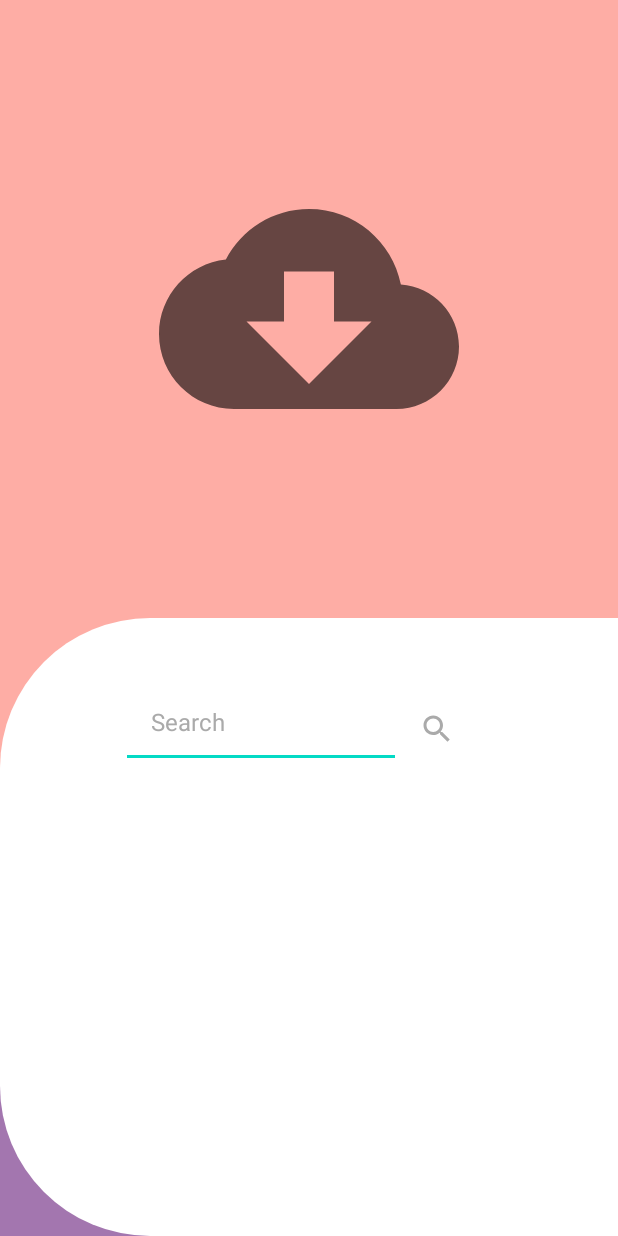
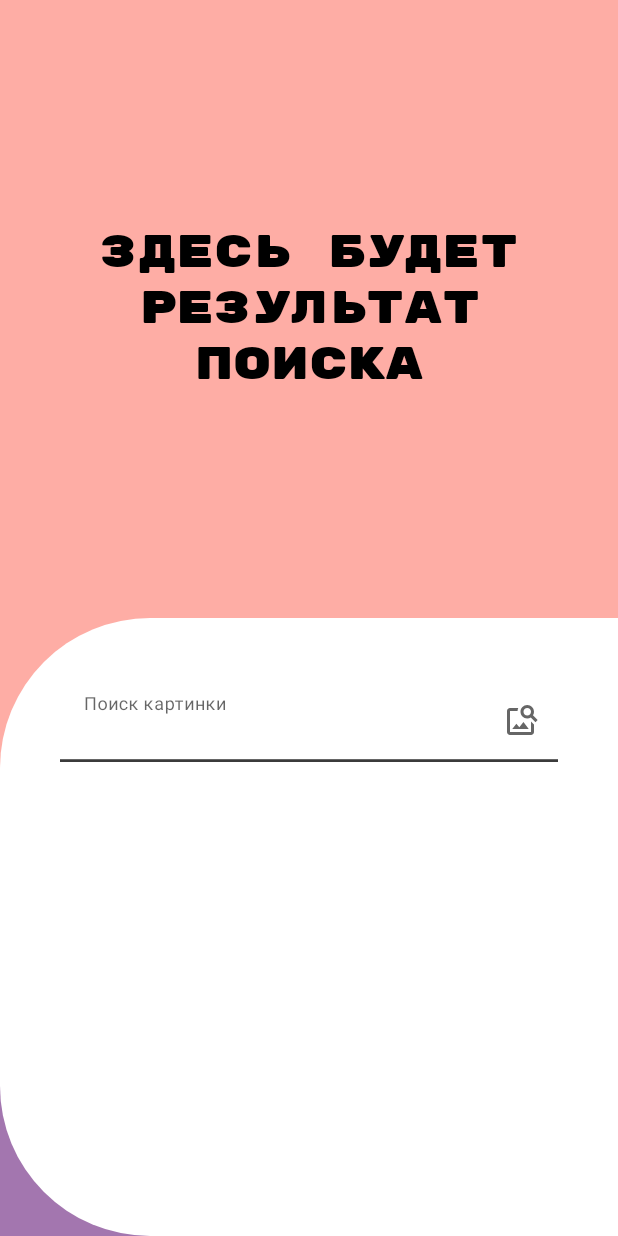
Before and after one commit to MaximOksiuta/MaxApp, an Android app: the PictureSearchActivity screen opened directly, with no data from a screen before it, on a phone screen of 412 x 824 dp. Run offline under Robolectric (Android 15) with nearby library versions, the phone set to English and light mode, and no system bars; pictures from the network do not load.

```diff
--- a/app/src/main/java/com/example/myapplication/MainActivity.kt
+++ b/app/src/main/java/com/example/myapplication/MainActivity.kt
@@ -75,7 +75,7 @@ class MainActivity : AppCompatActivity() {
 
     private fun checkEmail(email: String): Boolean{
         return if (email.isNotBlank() && email.count { ch -> ch == '@'} == 1 &&
-            email.substringBefore('@').substringBefore('+').trimMargin(".").length >= 2 &&
+            email.substringBefore('@').substringBefore('+').replace(".", "").length >= 2 &&
             email.substringAfter('@').count{ch -> ch == '.'} == 1 &&
             email.substringAfter('@').substringBefore('.').isNotBlank() &&
             email.substringAfterLast('.').isNotBlank()){
--- a/app/src/main/java/com/example/myapplication/PictureSearchActivity.kt
+++ b/app/src/main/java/com/example/myapplication/PictureSearchActivity.kt
@@ -1,34 +1,80 @@
 package com.example.myapplication
 
+import android.app.DownloadManager
+import android.graphics.drawable.Drawable
 import androidx.appcompat.app.AppCompatActivity
 import android.os.Bundle
 import android.view.View
+import android.view.inputmethod.EditorInfo
 import android.widget.EditText
 import android.widget.ImageButton
 import android.widget.ImageView
 import com.bumptech.glide.Glide
+import com.bumptech.glide.load.DataSource
 import com.bumptech.glide.load.engine.DiskCacheStrategy
+import com.bumptech.glide.load.engine.GlideException
+import com.bumptech.glide.request.RequestListener
+import com.bumptech.glide.request.target.Target
+import com.example.myapplication.databinding.ActivityMainBinding
+import com.example.myapplication.databinding.ActivityPictureSearchBinding
 
 class PictureSearchActivity : AppCompatActivity() {
-    private lateinit var etSearchRequest: EditText
-    private lateinit var searchButton: ImageButton
-    private lateinit var imageView: ImageView
+    private lateinit var binding: ActivityPictureSearchBinding
+
     override fun onCreate(savedInstanceState: Bundle?) {
         super.onCreate(savedInstanceState)
-        setContentView(R.layout.activity_picture_search)
-        etSearchRequest = findViewById(R.id.et_SearchRequest)
-        searchButton = findViewById(R.id.btnSearch)
-        imageView = findViewById(R.id.iv_searchedImage)
-        searchButton.setOnClickListener(View.OnClickListener {
-            var url = "https://source.unsplash.com/random?"
-            url += etSearchRequest.text
+        binding = ActivityPictureSearchBinding.inflate(layoutInflater)
+        setContentView(binding.root)
+        binding.searchInputTextLayout.setEndIconOnClickListener {
+            searchImage(binding.etSearch.text.toString())
+        }
+        binding.etSearch.setOnEditorActionListener { _, actionId, _ ->
+            if (actionId == EditorInfo.IME_ACTION_SEARCH){
+                searchImage(binding.etSearch.text.toString())
+                return@setOnEditorActionListener true
+            }
+            return@setOnEditorActionListener false
+        }
+    }
+
+    private fun searchImage(request: String){
+        var url = "https://source.unsplash.com/random?$request"
+        binding.ivSearchedImage.setImageResource(R.drawable.transparent_background)
+        binding.tvLoadImage.visibility = View.GONE
+        binding.pbLoadImage.visibility = View.VISIBLE
         Glide
             .with(this)
             .load(url)
             .skipMemoryCache(true)
             .diskCacheStrategy(DiskCacheStrategy.NONE)
-                .placeholder(R.drawable.ic_baseline_cloud_download_24)
-                .into(imageView);
+            .placeholder(R.drawable.transparent_background)
+            .addListener(object: RequestListener<Drawable>{
+                override fun onLoadFailed(
+                    e: GlideException?,
+                    model: Any?,
+                    target: Target<Drawable>?,
+                    isFirstResource: Boolean
+                ): Boolean {
+                    binding.ivSearchedImage.setImageResource(R.drawable.transparent_background)
+                    binding.pbLoadImage.visibility = View.GONE
+                    binding.tvLoadImage.text = getString(R.string.load_error)
+                    binding.tvLoadImage.visibility = View.VISIBLE
+                    return false
+                }
+
+                override fun onResourceReady(
+                    resource: Drawable?,
+                    model: Any?,
+                    target: Target<Drawable>?,
+                    dataSource: DataSource?,
+                    isFirstResource: Boolean
+                ): Boolean {
+                    binding.pbLoadImage.visibility = View.GONE
+                    binding.tvLoadImage.visibility = View.GONE
+                    return false
+                }
+
             })
+            .into(binding.ivSearchedImage);
     }
 }
--- /dev/null
+++ b/app/src/main/res/drawable/ic_baseline_image_24.xml
@@ -0,0 +1,10 @@
+<vector xmlns:android="http://schemas.android.com/apk/res/android"
+    android:width="24dp"
+    android:height="24dp"
+    android:viewportWidth="24"
+    android:viewportHeight="24"
+    android:tint="?attr/colorControlNormal">
+  <path
+      android:fillColor="@android:color/white"
+      android:pathData="M21,19V5c0,-1.1 -0.9,-2 -2,-2H5c-1.1,0 -2,0.9 -2,2v14c0,1.1 0.9,2 2,2h14c1.1,0 2,-0.9 2,-2zM8.5,13.5l2.5,3.01L14.5,12l4.5,6H5l3.5,-4.5z"/>
+</vector>
--- /dev/null
+++ b/app/src/main/res/drawable/ic_baseline_image_search_24.xml
@@ -0,0 +1,10 @@
+<vector xmlns:android="http://schemas.android.com/apk/res/android"
+    android:width="24dp"
+    android:height="24dp"
+    android:viewportWidth="24"
+    android:viewportHeight="24"
+    android:tint="?attr/colorControlNormal">
+  <path
+      android:fillColor="@android:color/white"
+      android:pathData="M18,13v7L4,20L4,6h5.02c0.05,-0.71 0.22,-1.38 0.48,-2L4,4c-1.1,0 -2,0.9 -2,2v14c0,1.1 0.9,2 2,2h14c1.1,0 2,-0.9 2,-2v-5l-2,-2zM16.5,18h-11l2.75,-3.53 1.96,2.36 2.75,-3.54zM19.3,8.89c0.44,-0.7 0.7,-1.51 0.7,-2.39C20,4.01 17.99,2 15.5,2S11,4.01 11,6.5s2.01,4.5 4.49,4.5c0.88,0 1.7,-0.26 2.39,-0.7L21,13.42 22.42,12 19.3,8.89zM15.5,9C14.12,9 13,7.88 13,6.5S14.12,4 15.5,4 18,5.12 18,6.5 16.88,9 15.5,9z"/>
+</vector>
--- /dev/null
+++ b/app/src/main/res/drawable/progressbar.xml
@@ -0,0 +1,32 @@
+<?xml version="1.0" encoding="utf-8"?>
+<rotate
+    xmlns:android="http://schemas.android.com/apk/res/android"
+    android:fromDegrees="0"
+    android:pivotX="50%"
+    android:pivotY="50%"
+    android:toDegrees="360">
+
+    <!--shape tag is used to
+        build a shape in XML-->
+    <shape
+        android:innerRadiusRatio="3"
+        android:shape="ring"
+        android:thicknessRatio="8"
+        android:useLevel="false">
+
+        <!--set the size of the shape-->
+        <size
+            android:width="76dip"
+            android:height="76dip" />
+
+        <!--set the color gradients
+            of the shape-->
+        <gradient
+            android:angle="0"
+            android:endColor="#00ffffff"
+            android:startColor="@color/purple_custom"
+            android:type="sweep"
+            android:useLevel="false" />
+    </shape>
+
+</rotate>
--- /dev/null
+++ b/app/src/main/res/drawable/transparent_background.xml
@@ -0,0 +1,4 @@
+<?xml version="1.0" encoding="utf-8"?>
+<shape xmlns:android="http://schemas.android.com/apk/res/android">
+    <solid android:color="@android:color/transparent"/>
+</shape>
--- a/app/src/main/res/layout/activity_picture_search.xml
+++ b/app/src/main/res/layout/activity_picture_search.xml
@@ -67,39 +67,63 @@
         app:layout_constraintEnd_toEndOf="parent"
         app:layout_constraintStart_toStartOf="parent"
         app:layout_constraintTop_toTopOf="@+id/view5"
-        app:srcCompat="@drawable/ic_baseline_cloud_download_24" />
+        app:srcCompat="@drawable/transparent_background" />
 
-    <EditText
-        android:id="@+id/et_SearchRequest"
+    <ProgressBar
+        android:id="@+id/pbLoadImage"
+        style="?android:attr/progressBarStyle"
+        android:layout_width="200dp"
+        android:layout_height="200dp"
+        android:indeterminate="true"
+        android:indeterminateDrawable="@drawable/progressbar"
+        android:visibility="gone"
+        app:layout_constraintBottom_toBottomOf="@+id/iv_searchedImage"
+        app:layout_constraintEnd_toEndOf="@+id/iv_searchedImage"
+        app:layout_constraintStart_toStartOf="@+id/iv_searchedImage"
+        app:layout_constraintTop_toTopOf="@+id/iv_searchedImage" />
+
+    <TextView
+        android:id="@+id/tvLoadImage"
         android:layout_width="wrap_content"
         android:layout_height="wrap_content"
-        android:layout_marginTop="48dp"
-        android:ems="10"
-        android:hint="Search"
-        android:inputType="textPersonName"
-        android:paddingHorizontal="20dp"
-        android:paddingBottom="20dp"
-        android:textColor="@android:color/darker_gray"
-        android:textColorHint="@android:color/darker_gray"
-        android:textSize="16sp"
+        android:text="@string/search_result_here"
+        android:gravity="center"
+        android:maxWidth="300dp"
         android:visibility="visible"
+        android:fontFamily="@font/rubik_mono_one"
+        android:textColor="@color/black"
+        android:textSize="30sp"
+        app:layout_constraintBottom_toBottomOf="@+id/iv_searchedImage"
+        app:layout_constraintEnd_toEndOf="@+id/iv_searchedImage"
+        app:layout_constraintStart_toStartOf="@+id/iv_searchedImage"
+        app:layout_constraintTop_toTopOf="@+id/iv_searchedImage" />
+
+    <com.google.android.material.textfield.TextInputLayout
+        android:id="@+id/searchInputTextLayout"
+        android:layout_width="0dp"
+        android:layout_height="wrap_content"
+        android:layout_marginStart="40dp"
+        android:layout_marginTop="40dp"
+        android:layout_marginEnd="40dp"
+        android:textColorHint="@color/textInputHintColor"
+        app:boxBackgroundColor="@color/white"
+        app:boxStrokeColor="@color/textInputHintColor"
+        app:endIconDrawable="@drawable/ic_baseline_image_search_24"
+        app:endIconMode="custom"
+        app:endIconTint="@color/textInputHintColor"
+        app:hintTextColor="@color/textInputHintColor"
         app:layout_constraintEnd_toEndOf="parent"
-        app:layout_constraintHorizontal_bias="0.357"
         app:layout_constraintStart_toStartOf="parent"
-        app:layout_constraintTop_toTopOf="@+id/guideline4" />
+        app:layout_constraintTop_toTopOf="@+id/guideline4">
 
-    <ImageButton
-        android:id="@+id/btnSearch"
-        android:layout_width="wrap_content"
-        android:layout_height="0dp"
-        android:backgroundTint="@color/white"
-        app:tint="@android:color/darker_gray"
-        android:visibility="visible"
-        app:layout_constraintBottom_toBottomOf="@+id/et_SearchRequest"
-        app:layout_constraintStart_toEndOf="@+id/et_SearchRequest"
-        app:layout_constraintTop_toTopOf="@+id/et_SearchRequest"
-        app:layout_constraintVertical_bias="0.0"
-        app:srcCompat="@drawable/ic_baseline_search_24"
-        tools:ignore="SpeakableTextPresentCheck" />
+        <com.google.android.material.textfield.TextInputEditText
+            android:id="@+id/et_Search"
+            android:layout_width="match_parent"
+            android:layout_height="wrap_content"
+            android:inputType="text"
+            android:imeOptions="actionSearch"
+            android:hint="@string/imageSearchETHint"
+            android:textColor="@color/textInputHintColor" />
+    </com.google.android.material.textfield.TextInputLayout>
 
 </androidx.constraintlayout.widget.ConstraintLayout>
--- a/app/src/main/res/values/strings.xml
+++ b/app/src/main/res/values/strings.xml
@@ -7,4 +7,7 @@
     <string name="imageDescription">StarIcon</string>
     <string name="buttonIconDescription">arrowIcon</string>
     <string name="searched_image_Description">Searched image</string>
+    <string name="search_result_here">Здесь будет результат поиска</string>
+    <string name="load_error">Ошибка загрузки</string>
+    <string name="imageSearchETHint">Поиск картинки</string>
 </resources>
```
Lines whose indentation alone changed are shown as unchanged.
